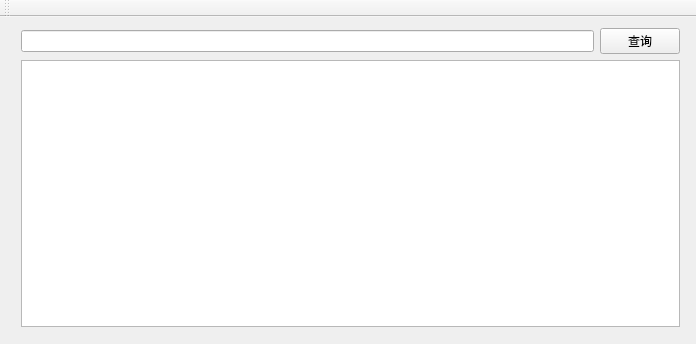
Qt form mainwindow.ui (orestonce/ezdict) before a commit.
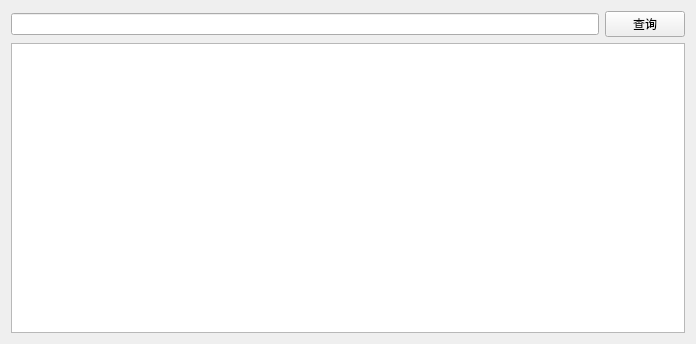
The same form after that commit.

What changed in the file:
```diff
--- a/mainwindow.ui
+++ b/mainwindow.ui
@@ -14,15 +14,6 @@
    <string>简易词典</string>
   </property>
   <widget class="QWidget" name="centralWidget">
-   <widget class="QWidget" name="layoutWidget">
-    <property name="geometry">
-     <rect>
-      <x>10</x>
-      <y>0</y>
-      <width>681</width>
-      <height>321</height>
-     </rect>
-    </property>
     <layout class="QVBoxLayout" name="verticalLayout">
      <item>
       <layout class="QHBoxLayout" name="horizontalLayout">
@@ -42,15 +33,6 @@
       <widget class="QTextBrowser" name="textBrowser"/>
      </item>
     </layout>
-   </widget>
-  </widget>
-  <widget class="QToolBar" name="mainToolBar">
-   <attribute name="toolBarArea">
-    <enum>TopToolBarArea</enum>
-   </attribute>
-   <attribute name="toolBarBreak">
-    <bool>false</bool>
-   </attribute>
   </widget>
  </widget>
  <layoutdefault spacing="6" margin="11"/>
```
Lines whose indentation alone changed are shown as unchanged.
